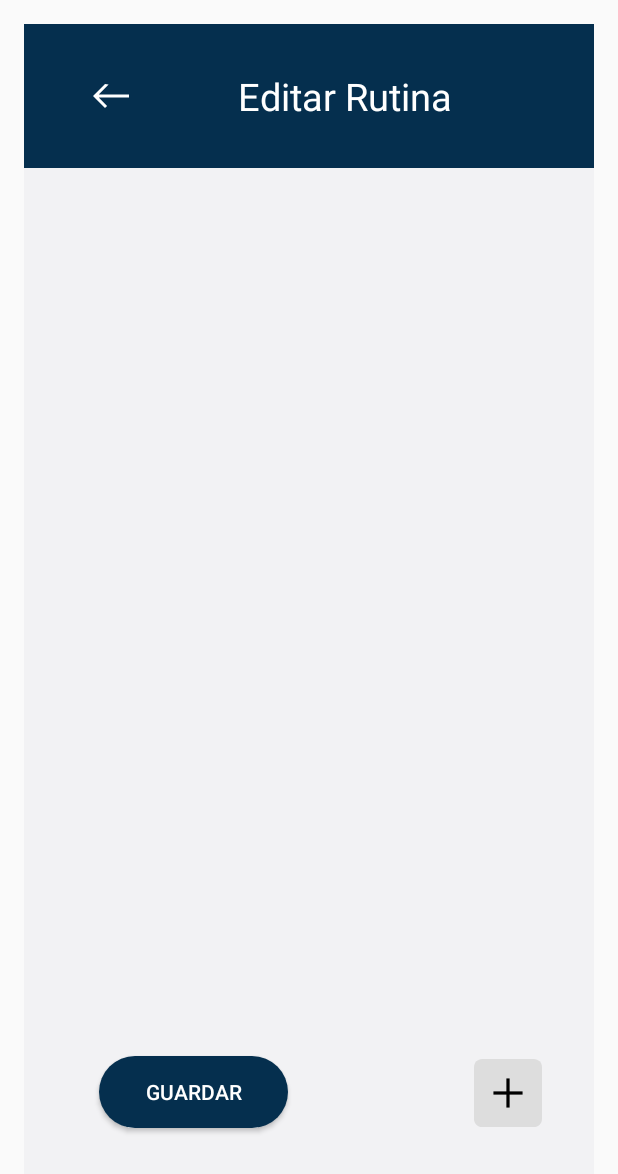
After one commit to ValSua/equipoDos, an Android app built with Jetpack Compose: the EditFragment screen opened through its navigation route, on a phone screen of 412 x 824 dp. The commit adds this screen. Shown: the top 1174 px of the screen. Run offline under Robolectric (Android 15) with nearby library versions, the phone set to English and light mode, and no system bars; our stand-ins replace Firebase (no records; nobody signed in at launch, a user with empty details on screens opened directly), data binding; Roboto replaces fonts that are not available here.

Commit message:
Editar Rutina hecho y a espera de biblioteca de ejercicios

```diff
--- a/app/src/main/java/com/example/equipodos/model/Exercise.kt
+++ b/app/src/main/java/com/example/equipodos/model/Exercise.kt
@@ -3,6 +3,6 @@ package com.example.equipodos.model
 
 data class Exercise(
     val name: String,
-    val sets: Int,
-    val reps: Int
+    var sets: Int,
+    var reps: Int
 )
--- /dev/null
+++ b/app/src/main/java/com/example/equipodos/view/fragment/EditFragment.kt
@@ -0,0 +1,125 @@
+package com.example.equipodos.view.fragment
+
+import RoutineViewModel
+import android.os.Bundle
+import android.view.LayoutInflater
+import android.view.View
+import android.view.ViewGroup
+import android.widget.Button
+import android.widget.EditText
+import android.widget.ImageButton
+import android.widget.Toast
+import androidx.appcompat.widget.Toolbar
+import androidx.fragment.app.Fragment
+import androidx.lifecycle.Observer
+import androidx.lifecycle.ViewModelProvider
+import androidx.navigation.fragment.findNavController
+import androidx.recyclerview.widget.LinearLayoutManager
+import androidx.recyclerview.widget.RecyclerView
+import com.example.equipodos.R
+import com.example.equipodos.model.Exercise
+import com.example.equipodos.model.Routine
+import com.example.equipodos.view.ExerciseAdapter
+import com.google.firebase.auth.FirebaseAuth
+
+class EditFragment: Fragment()  {
+
+        private lateinit var auth: FirebaseAuth
+        private lateinit var viewModel: RoutineViewModel
+        private val exercises: MutableList<Exercise> = mutableListOf()
+        private var routineKey: Int? = null
+
+        override fun onCreateView(
+            inflater: LayoutInflater, container: ViewGroup?,
+            savedInstanceState: Bundle?
+        ): View? {
+
+
+            return inflater.inflate(R.layout.fragment_edit_rutine, container, false)
+        }
+
+        override fun onViewCreated(view: View, savedInstanceState: Bundle?) {
+            super.onViewCreated(view, savedInstanceState)
+
+            viewModel = ViewModelProvider(this).get(RoutineViewModel::class.java)
+
+            auth = FirebaseAuth.getInstance()
+
+            val toolbar = view.findViewById<Toolbar>(R.id.edit_toolbar)
+            toolbar.setNavigationOnClickListener {
+                findNavController().popBackStack()
+            }
+
+
+            // Inicializar el RecyclerView y el adaptador con una lista vacía
+            val exercisesRecyclerView = view.findViewById<RecyclerView>(R.id.Exercises)
+            val exerciseAdapter = ExerciseAdapter(exercises) // Lista vacía
+            exercisesRecyclerView.layoutManager = LinearLayoutManager(requireContext())
+            exercisesRecyclerView.adapter = exerciseAdapter
+
+
+
+            val usuario = auth.currentUser // Obtén el email del usuario autenticado
+            val email = usuario?.email.toString()
+            routineKey = 0
+
+
+            val buttonRegistrar = view.findViewById<Button>(R.id.crearRutina)
+//        buttonRegistrar.isEnabled = false
+//        buttonRegistrar.isEnabled = exercises.isNotEmpty()
+
+            // Botón para registrar la rutina
+
+            val ejercicio1 = Exercise("Sentadilla", 10, 8)
+            val ejercicio2 = Exercise("Saltos Verticales", 15, 4)
+            val ejercicios = mutableListOf( ejercicio2)
+
+
+
+//            exerciseAdapter.registerAdapterDataObserver(object : RecyclerView.AdapterDataObserver() {
+//                override fun onChanged() {
+//                    buttonRegistrar.isEnabled = exercises.isNotEmpty()
+//                }
+//            })
+
+            // Cargar la rutina desde la base de datos
+            routineKey?.let { key ->
+                viewModel.obtenerRutina(email, key)
+            }
+
+            // Observar la rutina obtenida
+            viewModel.routine.observe(viewLifecycleOwner, Observer { rutina ->
+                rutina?.let {
+                    exercises.clear()
+                    exercises.addAll(it.exercise)
+                    exerciseAdapter.notifyDataSetChanged()
+                }
+            })
+
+
+//            boton que debe actualizar la lista en bd
+            buttonRegistrar.setOnClickListener {
+                viewModel.actualizarRutina(email, 0, exercises)
+            }
+
+//            boton para añadir ejercicios a la lista
+            val addExerciseButton = view.findViewById<ImageButton>(R.id.nuevoEjercicio)
+            addExerciseButton.setOnClickListener {
+                // Agregar un nuevo ejercicio a la lista
+                val newExercise = ejercicio2
+                exercises.add(newExercise)
+                // Notificar al adaptador de los cambios en los datos
+                exerciseAdapter.notifyDataSetChanged()
+            }
+
+            viewModel.updateSuccess.observe(viewLifecycleOwner, Observer { success ->
+                if (success) {
+                    Toast.makeText(context, "Rutina registrada exitosamente", Toast.LENGTH_SHORT).show()
+                    // Regresar al fragmento anterior
+                    findNavController().popBackStack()
+                } else {
+                    Toast.makeText(context, "Error al registrar la rutina", Toast.LENGTH_SHORT).show()
+                }
+            })
+        }
+}
--- a/app/src/main/java/com/example/equipodos/viewmodel/RoutineViewModel.kt
+++ b/app/src/main/java/com/example/equipodos/viewmodel/RoutineViewModel.kt
@@ -1,5 +1,7 @@
+import androidx.lifecycle.LiveData
 import androidx.lifecycle.MutableLiveData
 import androidx.lifecycle.ViewModel
+import com.example.equipodos.model.Exercise
 import com.example.equipodos.model.Routine
 import com.example.equipodos.model.Usuario
 import com.example.equipodos.repository.RoutineRepository
@@ -9,25 +11,31 @@ class RoutineViewModel : ViewModel() {
 
     private val routineRepository = RoutineRepository()
 
-    val usuario = MutableLiveData<Usuario?>()
+
     val exitoRegistro = MutableLiveData<Boolean>()
+    private val _routine = MutableLiveData<Routine?>()
+    val routine: LiveData<Routine?> get() = _routine
+    private val _updateSuccess = MutableLiveData<Boolean>()
+    val updateSuccess: LiveData<Boolean> get() = _updateSuccess
 
-    fun obtenerUsuario(email: String) {
-        routineRepository.obtenerUsuario(email) { usuarioEncontrado ->
-            usuario.value = usuarioEncontrado
-        }
-    }
 
-    fun registrarUsuario(email: String) {
-        val nuevoUsuario = Usuario(email)
-        routineRepository.registrarUsuario(nuevoUsuario) { exito ->
-            exitoRegistro.value = exito
-        }
-    }
+
 
     fun registrarRutina(email: String, rutina: Routine) {
         routineRepository.registrarRutina(email, rutina) { exito ->
             exitoRegistro.value = exito
         }
     }
+
+    fun obtenerRutina(email: String, key: Int) {
+        routineRepository.obtenerRutina(email, key) { rutina ->
+            _routine.value = rutina
+        }
+    }
+
+    fun actualizarRutina(email: String, key: Int, nuevosEjercicios: List<Exercise>) {
+        routineRepository.actualizarRutina(email, key, nuevosEjercicios) { success ->
+            _updateSuccess.value = success
+        }
+    }
 }
--- /dev/null
+++ b/app/src/main/res/layout/edit_toolbar.xml
@@ -0,0 +1,44 @@
+<?xml version="1.0" encoding="utf-8"?>
+<layout xmlns:android="http://schemas.android.com/apk/res/android"
+
+    xmlns:app="http://schemas.android.com/apk/res-auto"
+    xmlns:tools="http://schemas.android.com/tools">
+
+    <androidx.coordinatorlayout.widget.CoordinatorLayout
+        android:layout_width="match_parent"
+        android:layout_height="wrap_content">
+
+        <com.google.android.material.appbar.AppBarLayout
+            android:layout_width="match_parent"
+            android:layout_height="wrap_content"
+            android:background="@color/blue"
+            >
+
+            <androidx.appcompat.widget.Toolbar
+                android:id="@+id/edit_toolbar"
+                android:layout_width="match_parent"
+                android:layout_height="96dp"
+                android:layout_marginStart="30dp"
+                android:layout_marginEnd="30dp"
+                app:navigationIcon="@drawable/arrow_back"
+                app:buttonGravity="center_vertical"
+                >
+
+                <TextView
+                    android:id="@+id/nombreRutina"
+                    android:layout_width="match_parent"
+                    android:layout_height="wrap_content"
+                    android:text="Editar Rutina"
+                    android:textAlignment="center"
+                    android:textColor="@color/white"
+                    android:textSize="25sp"
+                    android:layout_marginEnd="25dp"/>
+
+            </androidx.appcompat.widget.Toolbar>
+
+        </com.google.android.material.appbar.AppBarLayout>
+
+    </androidx.coordinatorlayout.widget.CoordinatorLayout>
+
+
+</layout>
--- /dev/null
+++ b/app/src/main/res/layout/fragment_edit_rutine.xml
@@ -0,0 +1,60 @@
+<?xml version="1.0" encoding="utf-8"?>
+<androidx.constraintlayout.widget.ConstraintLayout xmlns:android="http://schemas.android.com/apk/res/android"
+    xmlns:tools="http://schemas.android.com/tools"
+    xmlns:app="http://schemas.android.com/apk/res-auto"
+    android:layout_width="match_parent"
+    android:layout_height="match_parent"
+    tools:context=".view.fragment.CreateRutineFragment">
+
+    <!-- Toolbar en la parte superior -->
+    <include
+        android:id="@+id/include"
+        layout="@layout/edit_toolbar"
+        />
+
+    <!-- ConstraintLayout para los datos -->
+    <androidx.recyclerview.widget.RecyclerView
+        android:id="@+id/Exercises"
+        android:layout_width="match_parent"
+        android:layout_height="0dp"
+        android:background="@color/gray"
+        app:layout_constraintTop_toBottomOf="@id/include"
+        app:layout_constraintBottom_toTopOf="@id/botones"/>
+
+
+    <!-- ConstraintLayout para los botones en la parte inferior -->
+    <androidx.constraintlayout.widget.ConstraintLayout
+        android:id="@+id/botones"
+        android:layout_width="match_parent"
+        android:layout_height="120dp"
+        android:background="@color/gray"
+        app:layout_constraintBottom_toBottomOf="parent">
+
+        <Button
+            android:id="@+id/crearRutina"
+            android:layout_width="126dp"
+            android:layout_height="wrap_content"
+            android:layout_marginTop="16dp"
+            android:layout_marginStart="50dp"
+            android:background="@drawable/round_button_background"
+            android:text="Guardar"
+            android:textColor="@color/white"
+            app:layout_constraintTop_toTopOf="parent"
+            app:layout_constraintStart_toStartOf="parent"
+            />
+
+        <ImageButton
+            android:id="@+id/nuevoEjercicio"
+            android:layout_width="45dp"
+            android:layout_height="45dp"
+            android:layout_marginTop="18dp"
+            android:layout_marginStart="300dp"
+            android:background="@drawable/plus"
+            android:textColor="@color/white"
+            app:layout_constraintTop_toTopOf="parent"
+            app:layout_constraintStart_toStartOf="parent"/>
+        <!-- Aquí puedes agregar más botones u otros elementos -->
+
+    </androidx.constraintlayout.widget.ConstraintLayout>
+
+</androidx.constraintlayout.widget.ConstraintLayout>
--- a/app/src/main/res/layout/fragment_home.xml
+++ b/app/src/main/res/layout/fragment_home.xml
@@ -89,7 +89,7 @@
                 android:layout_width="wrap_content"
                 android:layout_height="wrap_content"
                 android:layout_gravity="end"
-                android:text="Guardar"
+                android:text="editar"
                 android:layout_marginTop="8dp"/>
 
         </LinearLayout>
--- a/app/src/main/res/navigation/nav_graph.xml
+++ b/app/src/main/res/navigation/nav_graph.xml
@@ -13,10 +13,17 @@
         <action
             android:id="@+id/action_homeFragment_to_createRutineFragment"
             app:destination="@id/createRutineFragment" />
+        <action
+            android:id="@+id/action_homeFragment_to_editFragment"
+            app:destination="@id/editFragment" />
     </fragment>
     <fragment
         android:id="@+id/createRutineFragment"
         android:name="com.example.equipodos.view.fragment.CreateRutineFragment"
         android:label="fragment_create_rutine"
         tools:layout="@layout/fragment_create_rutine" />
+    <fragment
+        android:id="@+id/editFragment"
+        android:name="com.example.equipodos.view.fragment.EditFragment"
+        android:label="EditFragment" />
 </navigation>
```
Also changed, not shown: app/src/main/java/com/example/equipodos/repository/RoutineRepository.kt (+65 -17 lines), app/src/main/java/com/example/equipodos/view/ExerciseAdapter.kt (+28 -1 lines), app/src/main/java/com/example/equipodos/view/fragment/CreateRutineFragment.kt (+0 -7 lines), app/src/main/java/com/example/equipodos/view/fragment/HomeFragment.kt (+7 -2 lines).
